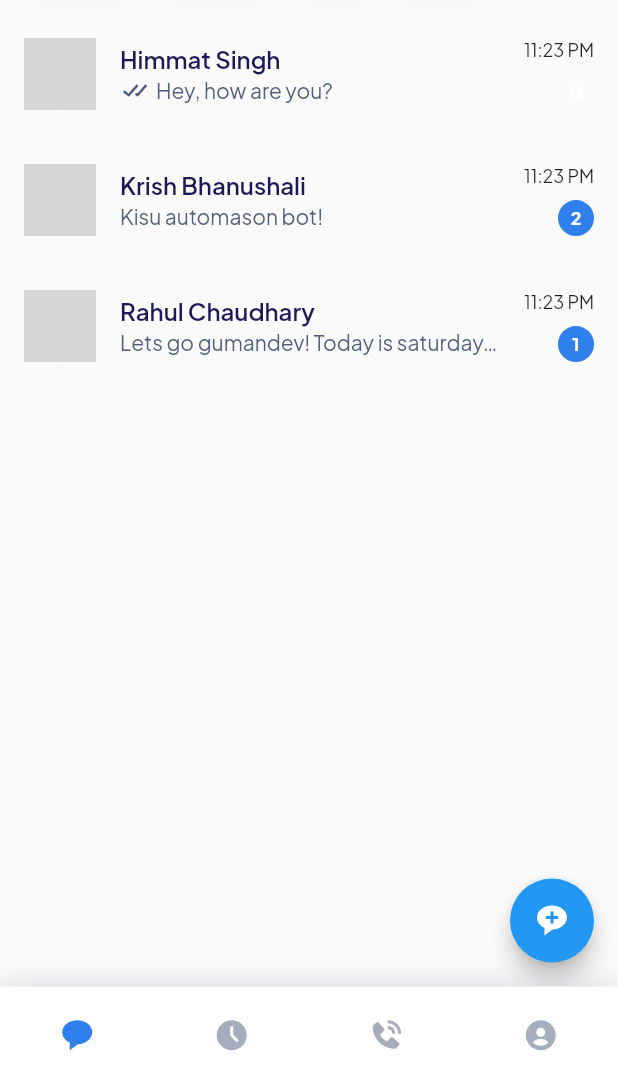
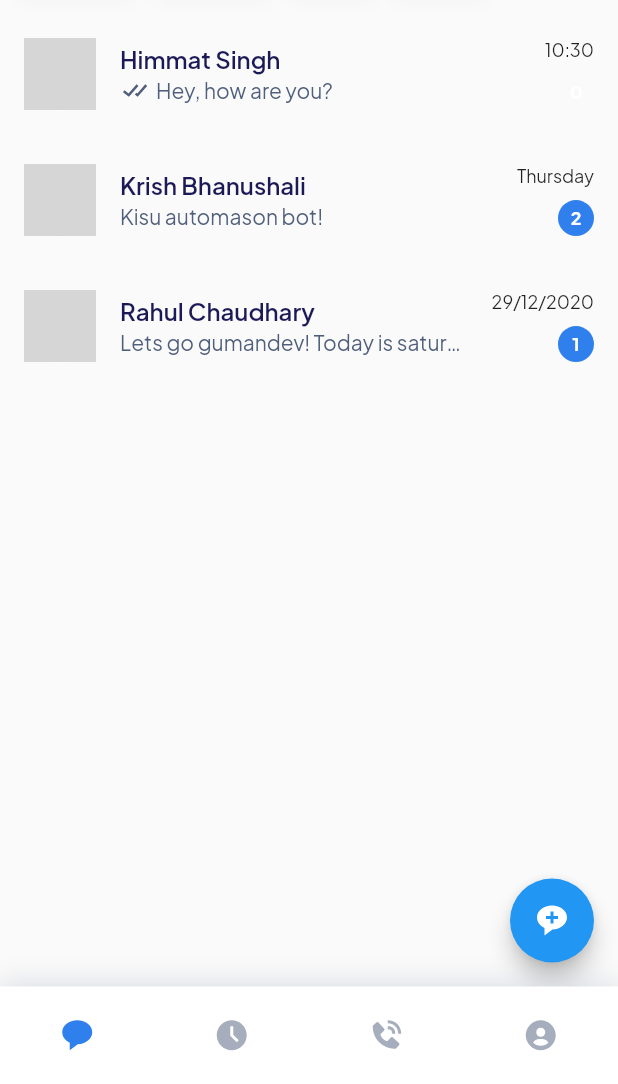
Before and after one commit to surajboniwal/chat_app, a Flutter app: the screen it shows after launch, on a phone screen of 412 x 824 dp, the part 152-1236 px from its top. Run offline on Flutter 3.47's test engine with Material 2 defaults, Android fonts, the light colour scheme and no system bars; our stand-ins replace flutter_riverpod, flutter_svg; network calls fail; grey boxes are pictures that could not be loaded.

Commit message:
Date time format for conversation tile

```diff
--- a/lib/ui/screens/chat/chat_screen.dart
+++ b/lib/ui/screens/chat/chat_screen.dart
@@ -1,5 +1,5 @@
-import 'package:car_store/ui/theme/app_icons.dart';
-import 'package:car_store/ui/util/size_util.dart';
+import 'package:car_store/ui/theme/theme.dart';
+import 'package:car_store/utils/helpers/helpers.dart';
 import 'package:flutter/material.dart';
 import 'package:flutter_svg/flutter_svg.dart';
 
@@ -22,12 +22,12 @@ class ChatScreen extends StatelessWidget {
       body: Column(
         children: [
           SizedBox(
-            height: SizeUtil.hBlock * 24,
+            height: SizeHelper.hBlock * 24,
             child: ListView.separated(
-              padding: EdgeInsets.symmetric(horizontal: SizeUtil.wBlock * 12),
+              padding: EdgeInsets.symmetric(horizontal: SizeHelper.wBlock * 12),
               itemCount: sorts.length,
               scrollDirection: Axis.horizontal,
-              separatorBuilder: (context, index) => SizedBox(width: SizeUtil.wBlock * 12),
+              separatorBuilder: (context, index) => SizedBox(width: SizeHelper.wBlock * 12),
               itemBuilder: (context, index) => ChatSortTile(
                 label: sorts[index],
                 selected: index == 0,
--- a/lib/ui/screens/chat/temp_data/data.dart
+++ b/lib/ui/screens/chat/temp_data/data.dart
@@ -38,7 +38,7 @@ class Conversation {
       recieverName: 'Krish Bhanushali',
       lastMessage: 'Kisu automason bot!',
       read: false,
-      time: DateTime.now().subtract(Duration(days: 3, hours: 4)),
+      time: DateTime.now().subtract(Duration(days: 2, hours: 4)),
       image: 'https://randomuser.me/api/portraits/men/53.jpg',
       pendingMesageCount: 2,
       isOnline: true,
@@ -47,7 +47,7 @@ class Conversation {
       recieverName: 'Rahul Chaudhary',
       lastMessage: 'Lets go gumandev! Today is saturday, also ask Himmat!',
       read: false,
-      time: DateTime.now().subtract(Duration(days: 1, hours: 12)),
+      time: DateTime.now().subtract(Duration(days: 375)),
       image: 'https://randomuser.me/api/portraits/men/54.jpg',
       pendingMesageCount: 1,
       isOnline: false,
--- a/lib/ui/screens/chat/widgets/chat_sort_tile.dart
+++ b/lib/ui/screens/chat/widgets/chat_sort_tile.dart
@@ -1,5 +1,5 @@
-import 'package:car_store/ui/theme/app_colors.dart';
-import 'package:car_store/ui/util/size_util.dart';
+import 'package:car_store/ui/theme/theme.dart';
+import 'package:car_store/utils/helpers/helpers.dart';
 import 'package:flutter/material.dart';
 
 class ChatSortTile extends StatelessWidget {
@@ -16,8 +16,8 @@ class ChatSortTile extends StatelessWidget {
   Widget build(BuildContext context) {
     return Center(
       child: Container(
-        padding: EdgeInsets.symmetric(horizontal: SizeUtil.wBlock * 8),
-        height: SizeUtil.hBlock * 12,
+        padding: EdgeInsets.symmetric(horizontal: SizeHelper.wBlock * 8),
+        height: SizeHelper.hBlock * 12,
         decoration: BoxDecoration(
           color: selected ? AppColors.primary : AppColors.background,
           borderRadius: BorderRadius.circular(4.0),
--- a/lib/ui/screens/chat/widgets/conversation_tile.dart
+++ b/lib/ui/screens/chat/widgets/conversation_tile.dart
@@ -1,8 +1,8 @@
 import 'package:car_store/ui/screens/chat/temp_data/data.dart';
-import 'package:car_store/ui/theme/app_colors.dart';
-import 'package:car_store/ui/theme/app_icons.dart';
+import 'package:car_store/ui/theme/theme.dart';
 import 'package:flutter/material.dart';
 import 'package:flutter_svg/flutter_svg.dart';
+import 'package:car_store/utils/extensions/extensions.dart';
 
 class ConversationTile extends StatelessWidget {
   const ConversationTile({Key? key, required this.conversation}) : super(key: key);
@@ -72,7 +72,7 @@ class ConversationTile extends StatelessWidget {
         mainAxisAlignment: MainAxisAlignment.spaceAround,
         children: [
           Text(
-            '11:23 PM',
+            conversation.time.conversationTime,
             style: TextStyle(
               fontSize: 12.0,
             ),
--- a/lib/ui/screens/navigation/widgets/app_bar.dart
+++ b/lib/ui/screens/navigation/widgets/app_bar.dart
@@ -1,6 +1,5 @@
-import 'package:car_store/ui/theme/app_colors.dart';
-import 'package:car_store/ui/theme/app_icons.dart';
-import 'package:car_store/ui/util/size_util.dart';
+import 'package:car_store/ui/theme/theme.dart';
+import 'package:car_store/utils/helpers/helpers.dart';
 import 'package:flutter/material.dart';
 import 'package:flutter_svg/flutter_svg.dart';
 
@@ -14,7 +13,7 @@ class CustomAppBar extends StatelessWidget with PreferredSizeWidget {
       height: preferredSize.height,
       margin: EdgeInsets.only(top: MediaQuery.of(context).padding.top),
       child: Padding(
-        padding: EdgeInsets.all(SizeUtil.wBlock * 12),
+        padding: EdgeInsets.all(SizeHelper.wBlock * 12),
         child: Row(
           children: [
             Text(
--- /dev/null
+++ b/lib/ui/screens/screens.dart
@@ -0,0 +1,4 @@
+export 'chat/chat_screen.dart';
+export 'navigation/navigation_screen.dart';
+export 'profile/profile_screen.dart';
+export 'recent/recent_screen.dart';
--- /dev/null
+++ b/lib/ui/theme/theme.dart
@@ -0,0 +1,3 @@
+export 'app_colors.dart';
+export 'app_icons.dart';
+export 'app_theme.dart';
--- /dev/null
+++ b/lib/utils/extensions/extensions.dart
@@ -0,0 +1 @@
+export 'date_time.dart';
--- /dev/null
+++ b/lib/utils/helpers/helpers.dart
@@ -0,0 +1 @@
+export 'size.dart';
--- a/lib/ui/util/size_util.dart
+++ b/lib/utils/helpers/size.dart
@@ -1,6 +1,6 @@
 import 'package:flutter/material.dart';
 
-class SizeUtil {
+class SizeHelper {
   static MediaQueryData data = MediaQueryData.fromWindow(WidgetsBinding.instance!.window);
   static Size size = data.size;
 
```
Also changed, not shown: lib/ui/screens/navigation/navigation_screen.dart (+5 -5 lines), lib/utils/extensions/date_time.dart (added, +38 -0 lines).
